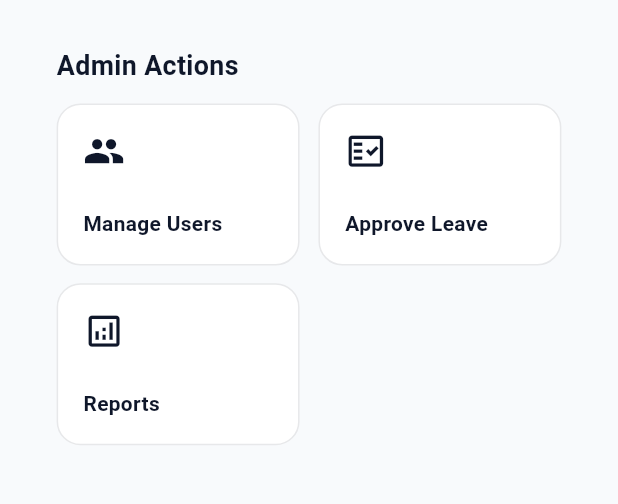
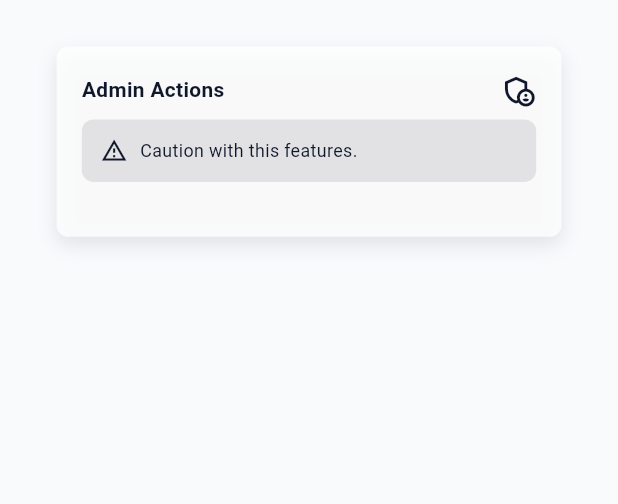
Before and after one commit to Fizryan/HR-Connect, a Flutter app: the screen it shows after launch, on a phone screen of 412 x 824 dp, the part 85-589 px from its top. Run offline on Flutter 3.47's test engine with Material 3 defaults, Android fonts, the phone set to English and light mode, and no system bars; our stand-ins replace dio, flutter_dotenv, flutter_screenutil, fpdart, freezed_annotation, get_it and 3 more.

Commit message:
feat: Refactor user management and dashboard components - Replace admin_dashboard with a new dashboard structure - Update user repository methods for better user data handling - Enhance user state management with new actions - Introduce new UI components for admin actions and user management

```diff
--- a/lib/core/main_screen.dart
+++ b/lib/core/main_screen.dart
@@ -1,8 +1,8 @@
 import 'package:flutter/material.dart';
 import 'package:flutter_screenutil/flutter_screenutil.dart';
 import 'package:hr_connect/core/const/enums.dart';
-import 'package:hr_connect/core/widgets/admin_dashboard.dart';
-import 'package:hr_connect/core/widgets/shared/header.dart';
+import 'package:hr_connect/features/widgets/dashboard.dart';
+import 'package:hr_connect/features/widgets/shared/header.dart';
 
 class MainScreen extends StatefulWidget {
   final UserRole role;
--- a/lib/core/widgets/admin_dashboard.dart
+++ /dev/null
@@ -1,58 +0,0 @@
-import 'package:flutter/material.dart';
-import 'package:flutter_screenutil/flutter_screenutil.dart';
-import 'package:hr_connect/core/widgets/shared/action_card.dart';
-
-class AdminDashboard extends StatelessWidget {
-  final ColorScheme colorScheme;
-
-  const AdminDashboard({super.key, required this.colorScheme});
-
-  @override
-  Widget build(BuildContext context) {
-    return Padding(
-      padding: EdgeInsets.symmetric(horizontal: 16.w),
-      child: Column(
-        crossAxisAlignment: CrossAxisAlignment.start,
-        children: [
-          Text(
-            'Admin Actions',
-            style: TextStyle(
-              fontWeight: FontWeight.bold,
-              fontSize: 18.sp,
-              color: colorScheme.onSurface,
-            ),
-          ),
-          SizedBox(height: 12.h),
-          GridView.count(
-            shrinkWrap: true,
-            physics: const NeverScrollableScrollPhysics(),
-            crossAxisCount: 2,
-            crossAxisSpacing: 12.w,
-            mainAxisSpacing: 12.h,
-            childAspectRatio: 1.5,
-            children: [
-              ActionCard(
-                colorScheme: colorScheme,
-                title: 'Manage Users',
-                icon: Icons.people,
-                iconColor: colorScheme.onSurface,
-              ),
-              ActionCard(
-                colorScheme: colorScheme,
-                title: 'Approve Leave',
-                icon: Icons.fact_check_outlined,
-                iconColor: colorScheme.onSurface,
-              ),
-              ActionCard(
-                colorScheme: colorScheme,
-                title: 'Reports',
-                icon: Icons.analytics_outlined,
-                iconColor: colorScheme.onSurface,
-              ),
-            ],
-          ),
-        ],
-      ),
-    );
-  }
-}
--- a/lib/features/user_management/domain/repositories/user_repository.dart
+++ b/lib/features/user_management/domain/repositories/user_repository.dart
@@ -3,5 +3,9 @@ import 'package:hr_connect/core/error/failures.dart';
 import 'package:hr_connect/features/user_management/data/models/user_model.dart';
 
 abstract class UserRepository {
-  Future<Either<Failure, UserModel>> getUserData();
+  Future<Either<Failure, List<UserModel>>> getAllUsers();
+  Future<Either<Failure, UserModel>> getUserByUid(String uid);
+  Future<Either<Failure, UserModel>> createUser(UserModel user);
+  Future<Either<Failure, UserModel>> updateUser(UserModel user);
+  Future<Either<Failure, void>> deleteUser(String id);
 }
--- a/lib/features/user_management/presentation/providers/user_state.dart
+++ b/lib/features/user_management/presentation/providers/user_state.dart
@@ -7,6 +7,8 @@ part 'user_state.freezed.dart';
 class UserState with _$UserState {
   const factory UserState.initial() = _Initial;
   const factory UserState.loading() = _Loading;
+  const factory UserState.dataList(List<UserModel> users) = _DataList;
   const factory UserState.data(UserModel user) = _Data;
+  const factory UserState.success(String message) = _Success;
   const factory UserState.error(String message) = _Error;
 }
--- /dev/null
+++ b/lib/features/widgets/dashboard.dart
@@ -0,0 +1 @@
+export 'dashboard/admin_dashboard.dart';
--- /dev/null
+++ b/lib/features/widgets/dashboard/admin_dashboard.dart
@@ -0,0 +1,22 @@
+import 'package:flutter/material.dart';
+import 'package:flutter_screenutil/flutter_screenutil.dart';
+import 'package:hr_connect/features/widgets/shared/menu.dart';
+
+class AdminDashboard extends StatelessWidget {
+  final ColorScheme colorScheme;
+
+  const AdminDashboard({super.key, required this.colorScheme});
+
+  @override
+  Widget build(BuildContext context) {
+    return Padding(
+      padding: EdgeInsets.symmetric(horizontal: 16.w),
+      child: Column(
+        crossAxisAlignment: CrossAxisAlignment.start,
+        children: [
+          Menu(colorScheme: colorScheme)
+        ],
+      ),
+    );
+  }
+}
--- /dev/null
+++ b/lib/features/widgets/model/list_menu.dart
@@ -0,0 +1,15 @@
+import 'package:flutter/material.dart';
+
+class ListMenu {
+  final String title;
+  final IconData icon;
+  final Color iconColor;
+  final bool isNew;
+
+  ListMenu({
+    required this.title,
+    required this.icon,
+    required this.iconColor,
+    required this.isNew,
+  });
+}
--- /dev/null
+++ b/lib/features/widgets/shared/menu.dart
@@ -0,0 +1,64 @@
+import 'package:flutter/material.dart';
+import 'package:flutter_screenutil/flutter_screenutil.dart';
+import 'package:hr_connect/features/widgets/model/list_menu.dart';
+
+class Menu extends StatelessWidget {
+  final ColorScheme colorScheme;
+  const Menu({super.key, required this.colorScheme});
+
+  @override
+  Widget build(BuildContext context) {
+    final List<ListMenu> menus = [
+      ListMenu(title: 'User Management', icon: Icons.mode_edit_outline_outlined, iconColor: colorScheme.onSurface, isNew: true)
+    ];
+
+    return Container(
+      padding: EdgeInsets.all(16.w),
+      decoration: BoxDecoration(
+        color: colorScheme.onPrimary.withValues(alpha: 0.8),
+        borderRadius: BorderRadius.circular(8.r),
+        boxShadow: [
+          BoxShadow(color: colorScheme.onSurface.withValues(alpha: 0.1), blurRadius: 10, offset: const Offset(0, 5))
+        ]
+      ),
+      child: Column(
+        crossAxisAlignment: CrossAxisAlignment.start,
+        children: [
+          Row(
+            mainAxisAlignment: MainAxisAlignment.spaceBetween,
+            children: [
+              Text(
+                'Admin Actions',
+                style: TextStyle(
+                  fontWeight: FontWeight.bold,
+                  fontSize: 14.sp,
+                  color: colorScheme.onSurface,
+                ),
+              ),
+              Icon(Icons.admin_panel_settings_outlined, color: colorScheme.onSurface, size: 24.sp)
+            ],
+          ),
+          SizedBox(height: 8.h),
+          Container(
+            padding: EdgeInsets.symmetric(vertical: 12.h, horizontal: 12.w),
+            decoration: BoxDecoration(
+              color: colorScheme.onSurface.withValues(alpha: 0.1),
+              borderRadius: BorderRadius.circular(8.r),
+            ),
+            child: Row(
+              children: [
+                Icon(Icons.warning_amber_outlined, color: colorScheme.onSurface, size: 18.sp),
+                SizedBox(width: 8.w),
+                Expanded(
+                  child: Text('Caution with this features.', style: TextStyle(color: colorScheme.onSurface, fontSize: 12.sp)),
+                )
+              ],
+            ),
+          ),
+          SizedBox(height: 20.h),
+          // TODO: Add Features Menu List
+        ],
+      ),
+    );
+  }
+}
--- a/pubspec.yaml
+++ b/pubspec.yaml
@@ -58,4 +58,3 @@ flutter:
   assets:
     - assets/
     - .env
-  min_sdk_android: 21
```
Also changed, not shown: lib/features/user_management/data/datasources/user_remote.dart (+71 -4 lines), lib/features/user_management/data/repositories/user_repository_impl.dart (+48 -6 lines), lib/features/user_management/presentation/providers/user_provider.dart (+38 -3 lines), lib/features/user_management/presentation/providers/user_state.freezed.dart, lib/features/widgets/shared/action_card.dart (renamed from lib/core/widgets/shared/action_card.dart), lib/features/widgets/shared/header.dart (renamed from lib/core/widgets/shared/header.dart).
